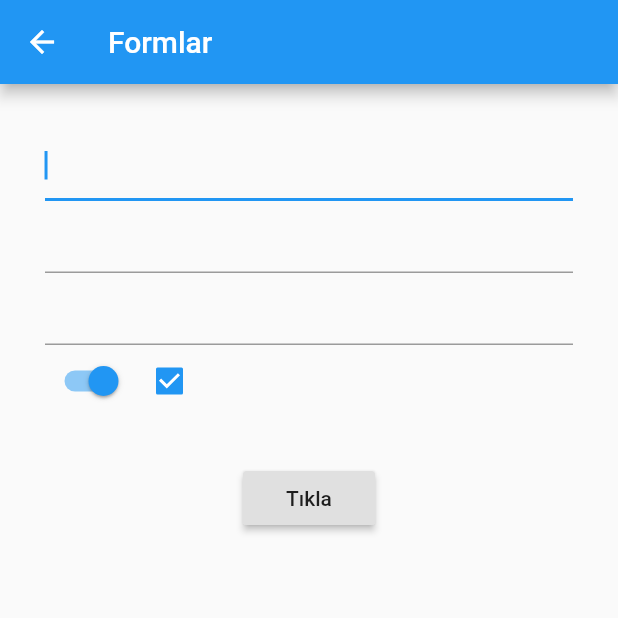
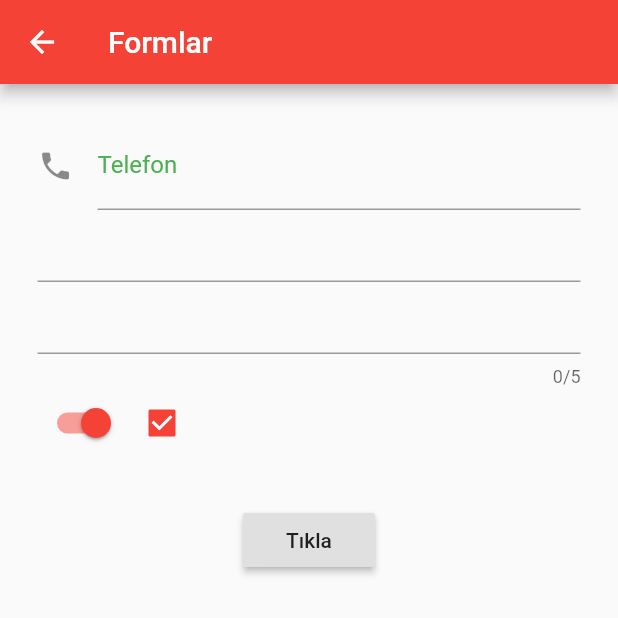
Before and after one commit to emralyilmaz/training_form_elemanlari, a Flutter app: the Home screen opened directly, on a phone screen of 412 x 824 dp, the top half of it. Run offline on Flutter 3.47's test engine with Material 2 defaults, Android fonts, the phone set to English and light mode, and no system bars.

Commit message:
TextFieldStyle_ozellikleri

```diff
--- a/lib/main.dart
+++ b/lib/main.dart
@@ -2,7 +2,7 @@ import 'package:flutter/material.dart';
 
 main() => runApp(MaterialApp(
       home: Navi(),
-      theme: ThemeData(primarySwatch: Colors.blue),
+      theme: ThemeData(primarySwatch: Colors.red),
     ));
 
 class Home extends StatelessWidget {
@@ -40,15 +40,34 @@ class _FormWidgetState extends State<FormWidget> {
     return Form(
       key: _formKey,
       child: Padding(
-        padding: EdgeInsets.all(30),
+        padding: EdgeInsets.all(25),
         child: Column(
           children: <Widget>[
             TextFormField(
-              autofocus: true,
+              decoration: InputDecoration(
+                  icon: Icon(Icons.phone),
+                  labelText: "Telefon",
+                  labelStyle: TextStyle(color: Colors.green),
+                  hintText: "Lütfen telefon numaranızı giriniz.",
+                  hintStyle: TextStyle(color: Colors.blue)),
             ),
-            TextFormField(),
+            TextFormField(
+              keyboardType: TextInputType.number,
+              // obscureText: true,
+              // decoration: InputDecoration(
+              //   filled: true,
+              //   fillColor: Colors.yellow,
+              //   border: OutlineInputBorder(),
+              // )
+            ),
             TextField(
-              focusNode: myFocusNode,
+              textInputAction: TextInputAction.send,
+              textCapitalization: TextCapitalization.words,
+              textAlign: TextAlign.center,
+              cursorColor: Colors.green,
+              cursorWidth: 16,
+              cursorRadius: Radius.circular(4),
+              maxLength: 5,
             ),
             Row(
               children: <Widget>[
```
